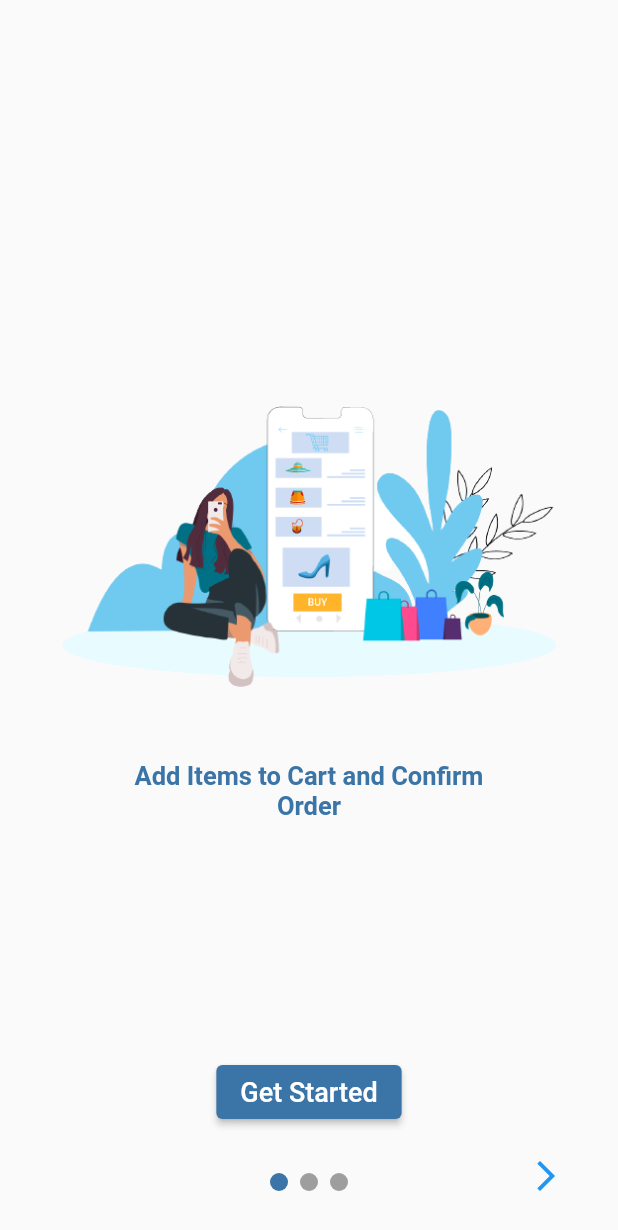
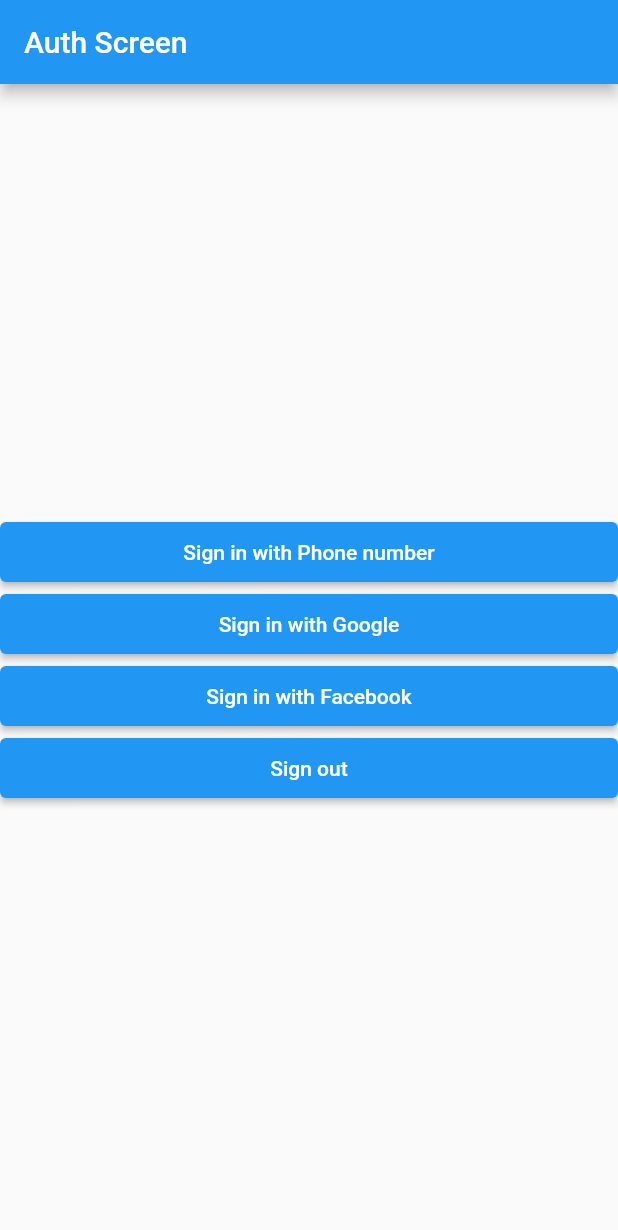
Before and after one commit to Reem395/ITI_NewShopApp_Graduation, a Flutter app: the screen it shows after launch, on a phone screen of 412 x 824 dp. Shown: the top 1230 px of the screen. Run offline on Flutter 3.47's test engine with Material 2 defaults, Android fonts, the phone set to English and light mode, and no system bars; drawn by our look-alikes of smooth_page_indicator; our stand-ins replace bloc, carousel_slider, cloud_firestore, conditional_builder_null_safety, dio, firebase_auth and 6 more; missing offline and left inert: flutter_facebook_auth; accounts and stored records are empty; network calls fail.

Commit message:
Authentication(Phone and google)

```diff
--- /dev/null
+++ b/lib/Modules/Auth_Screen.dart
@@ -0,0 +1,85 @@
+import 'package:firebase_auth/firebase_auth.dart';
+import 'package:flutter/material.dart';
+import 'package:shop_app/Modules/phone_screen.dart';
+
+import '../Layout/shopLayout.dart';
+import '../Service/firebase_auth_methods.dart';
+
+class AuthScreen extends StatefulWidget {
+  const AuthScreen({Key? key, required this.title}) : super(key: key);
+  final String title;
+
+  @override
+  State<AuthScreen> createState() => _AuthScreenState();
+}
+
+class _AuthScreenState extends State<AuthScreen> {
+  @override
+  Widget build(BuildContext context) {
+    return Scaffold(
+      appBar: AppBar(
+        title: Text(widget.title),
+      ),
+      body: Center(
+        child: Column(
+          mainAxisAlignment: MainAxisAlignment.center,
+          children: <Widget>[
+            ElevatedButton(
+              style: ElevatedButton.styleFrom(
+                minimumSize: const Size(double.infinity, 40),
+              ),
+              onPressed: () {
+                Navigator.push(
+                  context,
+                  MaterialPageRoute(builder: (context) => const PhoneScreen()),
+                );
+              },
+              child: const Text('Sign in with Phone number'),
+            ),
+            ElevatedButton(
+              style: ElevatedButton.styleFrom(
+                minimumSize: const Size(double.infinity, 40),
+              ),
+              onPressed: () {
+                FirebaseAuthMethods(FirebaseAuth.instance)
+                    .signInWithGoogle(context)
+                    .then((value) {
+                  Navigator.push(
+                    context,
+                    MaterialPageRoute(builder: (context) => ShopLayout()),
+                  );
+                });
+              },
+              child: const Text('Sign in with Google'),
+            ),
+            ElevatedButton(
+              style: ElevatedButton.styleFrom(
+                minimumSize: const Size(double.infinity, 40),
+              ),
+              onPressed: () {
+                FirebaseAuthMethods(FirebaseAuth.instance)
+                    .signInWithFacebook(context)
+                    .then((value) {
+                  Navigator.push(
+                    context,
+                    MaterialPageRoute(builder: (context) => ShopLayout()),
+                  );
+                });
+              },
+              child: const Text('Sign in with Facebook'),
+            ),
+            ElevatedButton(
+              style: ElevatedButton.styleFrom(
+                minimumSize: const Size(double.infinity, 40),
+              ),
+              onPressed: () {
+                FirebaseAuthMethods(FirebaseAuth.instance).signOut(context);
+              },
+              child: const Text('Sign out'),
+            ),
+          ],
+        ),
+      ),
+    );
+  }
+}
--- a/lib/main.dart
+++ b/lib/main.dart
@@ -9,9 +9,11 @@
 import 'package:shop_app/Shared/Local/CacheHelper.dart';
 import 'package:shop_app/Shared/Network/DioHelper.dart';
 import 'Layout/shopLayout.dart';
+import 'Modules/Auth_Screen.dart';
 import 'Shared/BlocObserver.dart';
 import 'Shared/constants.dart';
 import 'package:firebase_core/firebase_core.dart';
+
 void main() {
   BlocOverrides.runZoned(
     () async {
@@ -34,8 +36,8 @@
       } else {
         widget = OnBoarding();
       }
-      runApp(MyApp(widget));
-      // runApp(MyApp(DemoScreen()));
+      // runApp(MyApp(widget));
+      runApp(MyApp(const AuthScreen(title: "Auth Screen")));
     },
     blocObserver: MyBlocObserver(),
   );
--- a/pubspec.yaml
+++ b/pubspec.yaml
@@ -44,6 +44,8 @@
   firebase_auth: ^3.4.1
   cloud_firestore: ^3.2.1
   #cached_network_image: ^3.2.1
+  google_sign_in: ^5.4.0
+  flutter_facebook_auth: ^4.4.0+1
 
   # The following adds the Cupertino Icons font to your application.
   # Use with the CupertinoIcons class for iOS style icons.
```
Also changed, not shown: lib/Modules/phone_screen.dart (added, +59 -0 lines), lib/Service/firebase_auth_methods.dart (added, +98 -0 lines), lib/utils/showOtpDialog.dart (added, +29 -0 lines), lib/utils/showSnackbar.dart (added, +9 -0 lines), pubspec.lock, 1 other file.
